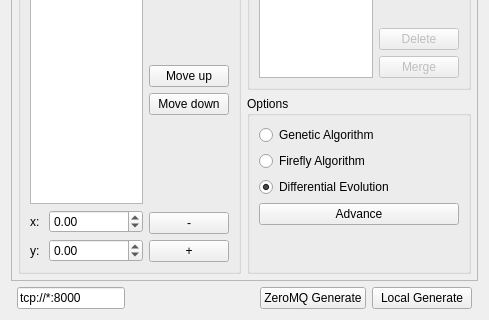
Old version of the form core/panel/DimensionalSynthesis/Path_Solving.ui in the repository KmolYuan/Pyslvs-UI; both pictures show x 0 to 489 and y 183 to 503 of the 489 by 503 pixel window.
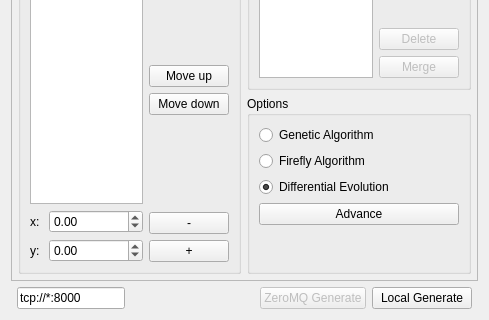
New version of the form. Icons and pictures are not drawn.

Commit message: Simple prototype (in GUI) for ZMQ of Genetic algorithm.

```diff
--- a/core/panel/DimensionalSynthesis/Path_Solving.ui
+++ b/core/panel/DimensionalSynthesis/Path_Solving.ui
@@ -478,6 +478,9 @@
         </item>
         <item>
          <widget class="QPushButton" name="GenerateZMQ">
+          <property name="enabled">
+           <bool>false</bool>
+          </property>
           <property name="minimumSize">
            <size>
             <width>100</width>
```
The commit also changes 5 other files.
